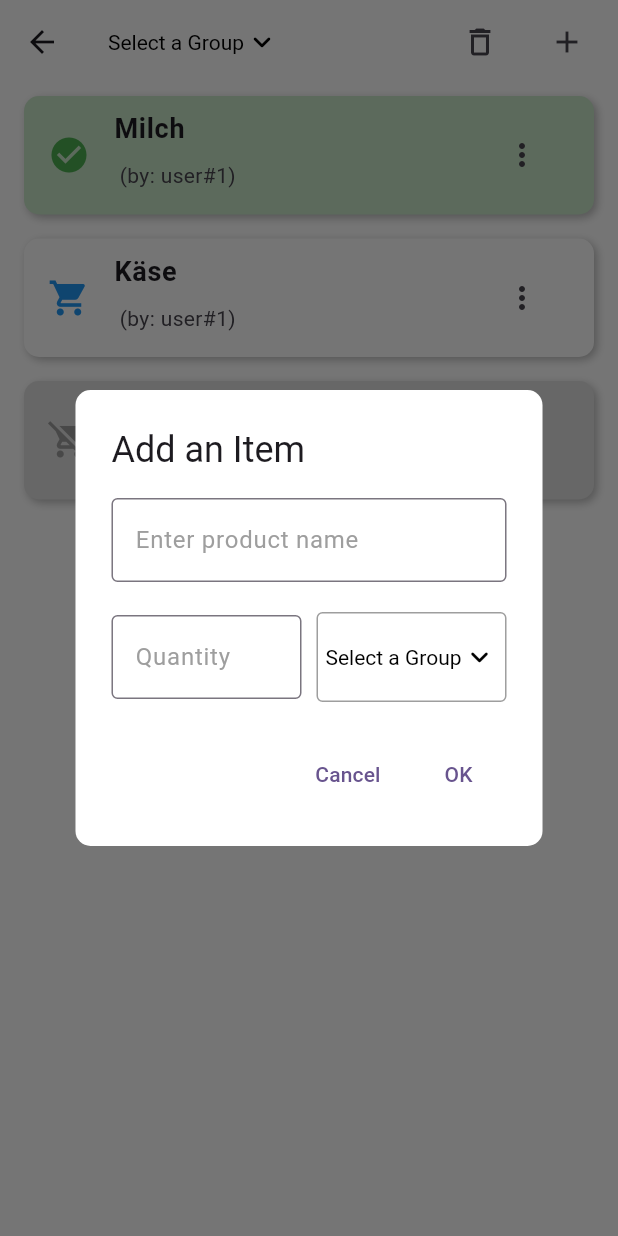
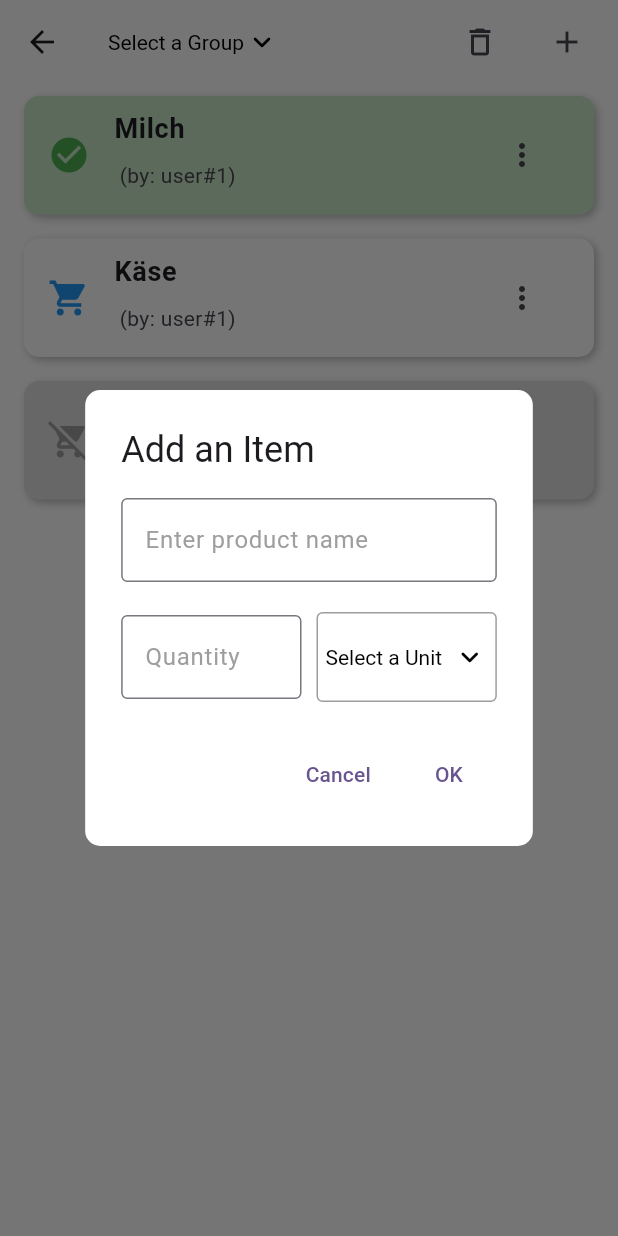
Before and after one commit to DenisKnecht02/flutter_project_2023, a Flutter app: the ShoppingListPage screen opened directly, after a tap on the "add" icon, on a phone screen of 412 x 824 dp. Run offline on Flutter 3.47's test engine with Material 2 defaults, Android fonts, the phone set to English and light mode, and no system bars; our stand-ins replace dropdown_button2, firebase_core; accounts and stored records are empty.

Commit message:
added the enums to drop down
need a bit of fixing

```diff
--- a/lib/widgets/pages/shopping_list_page.dart
+++ b/lib/widgets/pages/shopping_list_page.dart
@@ -3,6 +3,7 @@ import 'package:flutter_project_2023/repositories/shopping_item_repository.dart'
 import 'package:flutter_project_2023/widgets/shopping_item.dart';
 import 'package:dropdown_button2/dropdown_button2.dart';
 import 'package:flutter/services.dart';
+import 'package:flutter_project_2023/shared/enums.dart';
 
 class ShoppingListPage extends StatefulWidget {
   ShoppingListPage({Key? key}) : super(key: key);
@@ -13,6 +14,7 @@ class ShoppingListPage extends StatefulWidget {
 
 class _ShoppingListPageState extends State<ShoppingListPage> {
   String? _selectedGroup;
+  String? _selectedUnit;
   ShoppingItemRepository shoppingListRepository = new ShoppingItemRepository();
 
   @override
@@ -221,23 +223,17 @@ class _ShoppingListPageState extends State<ShoppingListPage> {
                                         width: 1,
                                       ),
                                     ),
-                                    child: DropdownButton<String>(
-                                      value: _selectedGroup,
-                                      onChanged: (String? newValue) {
+                                    child: DropdownButton<Unit>(
+                                      onChanged: (Unit? newValue) {
                                         setState(() {
-                                          _selectedGroup = newValue;
+                                          _selectedUnit = newValue as String?;
                                         });
                                       },
-                                      items: <String>[
-                                        'Group1',
-                                        'Group2',
-                                        'Group3'
-                                      ].map<DropdownMenuItem<String>>(
-                                          (String value) {
-                                        return DropdownMenuItem<String>(
-                                          value: value,
+                                      items: Unit.values.map((Unit unit) {
+                                        return DropdownMenuItem<Unit>(
+                                          value: unit,
                                           child: Text(
-                                            value,
+                                            unit.toString(),
                                             style: const TextStyle(
                                               color: Colors.black,
                                               fontWeight: FontWeight.normal,
@@ -248,7 +244,7 @@ class _ShoppingListPageState extends State<ShoppingListPage> {
                                       style:
                                           const TextStyle(color: Colors.black),
                                       hint: const Text(
-                                        'Select a Group',
+                                        'Select a Unit',
                                         style: TextStyle(
                                           color: Colors.black,
                                           fontWeight: FontWeight.normal,
```
